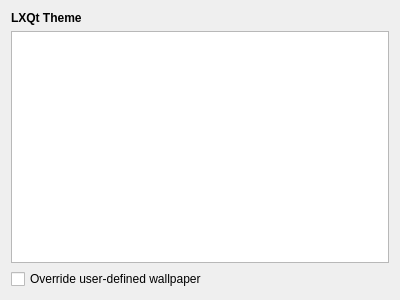
Above: lxqt-config-appearance/lxqtthemeconfig.ui from lxqt/lxqt-config before the change. Below: the same form after it.
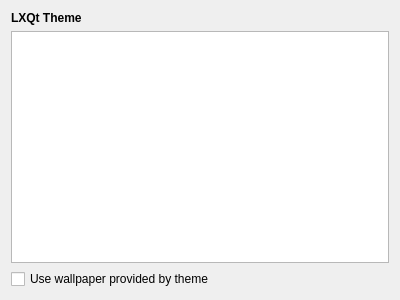
That is the form after the change.

Commit message: Improved name for `set wallpaper from theme`

```diff
--- a/lxqt-config-appearance/lxqtthemeconfig.ui
+++ b/lxqt-config-appearance/lxqtthemeconfig.ui
@@ -54,7 +54,7 @@
    <item>
     <widget class="QCheckBox" name="wallpaperOverride">
      <property name="text">
-      <string>Override user-defined wallpaper</string>
+      <string>Use wallpaper provided by theme</string>
      </property>
     </widget>
    </item>
```
The commit also changes 52 other files.
